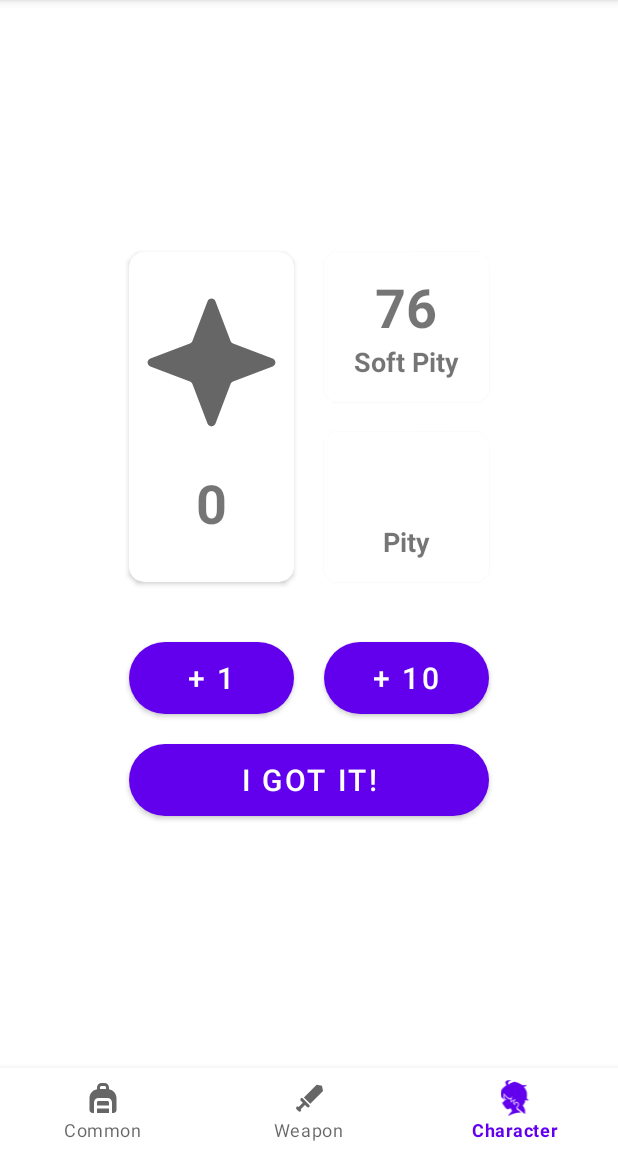
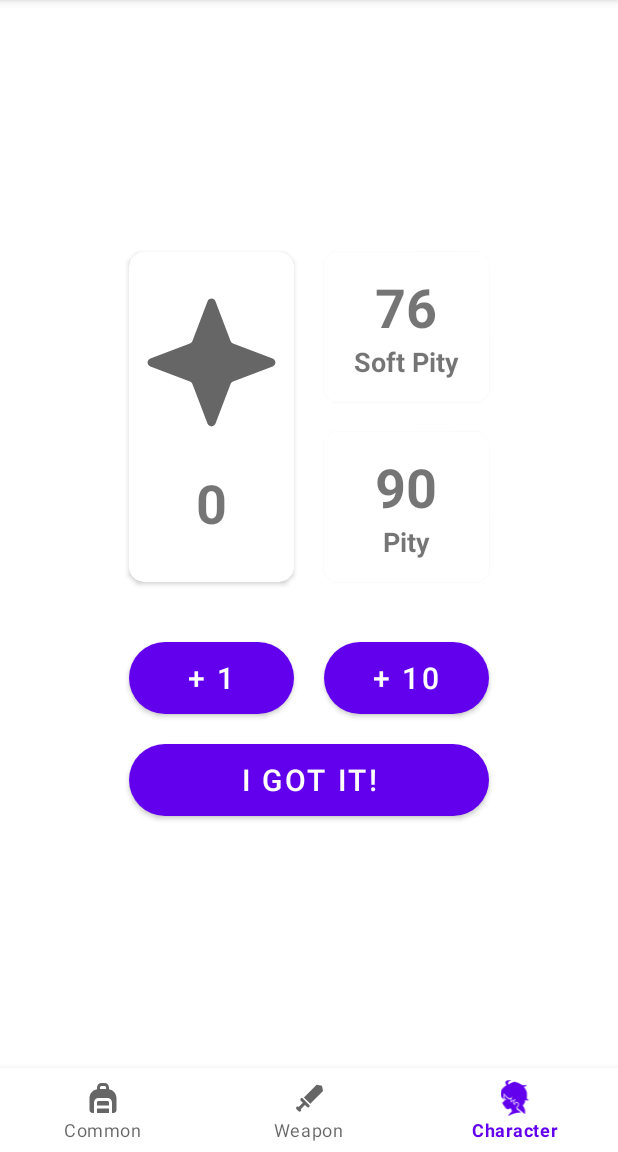
Before and after one commit to duyllyan/Wish_Assistant, an Android app: the screen it shows after launch (MainActivity), item 3 of the bottom bar chosen, on a phone screen of 412 x 824 dp, the part 84-1236 px from its top. Run offline under Robolectric (Android 15) with nearby library versions, the phone set to English and light mode, and no system bars.

Commit message:
Refactor code and add Pity

```diff
--- a/app/src/main/AndroidManifest.xml
+++ b/app/src/main/AndroidManifest.xml
@@ -4,9 +4,9 @@
 
     <application
         android:allowBackup="true"
-        android:icon="@mipmap/ic_launcher"
+        android:icon="@mipmap/ic_wish"
         android:label="@string/app_name"
-        android:roundIcon="@mipmap/ic_launcher_round"
+        android:roundIcon="@mipmap/ic_wish_round"
         android:supportsRtl="true"
         android:theme="@style/Theme.WishAssistant">
         <activity android:name=".MainActivity">
--- a/app/src/main/java/br/com/duyllyan/wishassistant/MainActivity.kt
+++ b/app/src/main/java/br/com/duyllyan/wishassistant/MainActivity.kt
@@ -1,7 +1,10 @@
 package br.com.duyllyan.wishassistant
 
+import android.os.Build
 import androidx.appcompat.app.AppCompatActivity
 import android.os.Bundle
+import android.service.quicksettings.TileService
+import androidx.annotation.RequiresApi
 import androidx.fragment.app.Fragment
 
 private const val KEY = "index"
--- a/app/src/main/java/br/com/duyllyan/wishassistant/WishFragment.kt
+++ b/app/src/main/java/br/com/duyllyan/wishassistant/WishFragment.kt
@@ -1,17 +1,14 @@
 package br.com.duyllyan.wishassistant
 
 import android.os.Bundle
-import androidx.fragment.app.Fragment
 import android.view.LayoutInflater
-import android.view.Menu
 import android.view.View
 import android.view.ViewGroup
 import android.widget.Button
 import android.widget.TextView
+import androidx.fragment.app.Fragment
 import androidx.lifecycle.ViewModelProvider
 import br.com.duyllyan.wishassistant.model.WishRepository
-import com.google.android.material.bottomnavigation.BottomNavigationMenu
-import com.google.android.material.bottomnavigation.BottomNavigationMenuView
 import com.google.android.material.bottomnavigation.BottomNavigationView
 
 private const val KEY_INDEX = "index"
@@ -23,6 +20,7 @@ class WishFragment() : Fragment() {
     lateinit var softPityIndex: TextView
     lateinit var button1: Button
     lateinit var button10: Button
+    lateinit var buttonGotIt: Button
     lateinit var menuBottomNavigation: BottomNavigationView
     lateinit var wishViewModel: WishViewModel
 
@@ -51,59 +49,58 @@ class WishFragment() : Fragment() {
         currentIndex.text = recoveryData.toString()
         softPityIndex = activity!!.findViewById(R.id.soft_pity_index)
         softPityIndex.text = wishViewModel.softPity.toString()
+        pityIndex = activity!!.findViewById(R.id.pity_index)
+        pityIndex.text = wishViewModel.pity.toString()
+
+        buttonGotIt = activity!!.findViewById(R.id.button_got_it)
+        buttonGotIt.setOnClickListener {
+            wishViewModel.apply {
+                resetWishes()
+                updateTextView(currentIndex, softPityIndex, pityIndex)
+                updatePity()
+            }
+        }
+
         menuBottomNavigation = activity!!.findViewById(R.id.menu_bottom_navigation)
         menuBottomNavigation.setOnNavigationItemSelectedListener {
             when (it.itemId) {
                 R.id.ic_common -> wishViewModel.apply {
                     currentValue = commonWish
-                    softPity = if (76 - currentValue > 0) {
-                        76 - currentValue
-                    } else {
-                        0
-                    }
                     currentKey = br.com.duyllyan.wishassistant.model.COMMON_INDEX
+                    updatePity()
                 }
                 R.id.ic_weapon -> wishViewModel.apply {
                     currentValue = weaponWish
-                    softPity = if (76 - currentValue > 0) {
-                        76 - currentValue
-                    } else {
-                        0
-                    }
                     currentKey = br.com.duyllyan.wishassistant.model.WEAPON_INDEX
+                    updatePity()
                 }
                 R.id.ic_character -> wishViewModel.apply {
                     currentValue = characterWish
-                    softPity = if (76 - currentValue > 0) {
-                    76 - currentValue
-                } else {
-                    0
-                }
                     currentKey = br.com.duyllyan.wishassistant.model.CHAR_INDEX
+                    updatePity()
                 }
             }
-            updateTextView()
+            wishViewModel.updateTextView(currentIndex, softPityIndex, pityIndex)
             true
         }
 
         button1 = activity!!.findViewById(R.id.button_1)
         button1.setOnClickListener {
-            wishViewModel.addWishes(1)
-            updateTextView()
+            wishViewModel.apply {
+                addWishes(1, requireContext())
+                updateTextView(currentIndex, softPityIndex, pityIndex)
+            }
         }
 
         button10 = activity!!.findViewById(R.id.button_10)
         button10.setOnClickListener {
-            wishViewModel.addWishes(10)
-            updateTextView()
+            wishViewModel.apply {
+                addWishes(10, requireContext())
+                updateTextView(currentIndex, softPityIndex, pityIndex)
+            }
         }
-
     }
 
-    private fun updateTextView() {
-        currentIndex.text = wishViewModel.currentValue.toString()
-        softPityIndex.text = wishViewModel.softPity.toString()
-    }
 
     override fun onSaveInstanceState(outState: Bundle) {
         super.onSaveInstanceState(outState)
--- a/app/src/main/java/br/com/duyllyan/wishassistant/WishViewModel.kt
+++ b/app/src/main/java/br/com/duyllyan/wishassistant/WishViewModel.kt
@@ -1,6 +1,8 @@
 package br.com.duyllyan.wishassistant
 
 import android.content.Context
+import android.widget.TextView
+import android.widget.Toast
 import androidx.lifecycle.ViewModel
 import androidx.lifecycle.ViewModelProvider
 import br.com.duyllyan.wishassistant.model.WishRepository
@@ -9,6 +11,7 @@ private const val KEY = "br.com.duyllyan.wishassistant.wishes"
 private const val WEAPON_INDEX = "weapon_index"
 private const val COMMON_INDEX = "common_index"
 private const val CHAR_INDEX = "char_index"
+private const val softPityDifference = 14
 
 class WishViewModel(private val repository: WishRepository): ViewModel() {
 
@@ -18,25 +21,96 @@ class WishViewModel(private val repository: WishRepository): ViewModel() {
 
     var currentKey = COMMON_INDEX
     var currentValue = commonWish
-    var softPity = if (76 - currentValue > 0) {
-        76 - currentValue
-    } else {
-        0
+    var softPity = getSoftPity()
+    var pity = getPity()
+
+    fun resetWishes() {
+        when (currentKey) {
+            COMMON_INDEX -> commonWish = 0
+            WEAPON_INDEX -> weaponWish = 0
+            CHAR_INDEX -> characterWish = 0
+        }
+        currentValue = 0
+        softPity = getSoftPity()
+        pity = getPity()
+        repository.setWishes(commonWish, weaponWish, characterWish)
+
     }
 
-    fun addWishes(quantity: Int) {
+    fun addWishes(quantity: Int, context: Context) {
+        /*if (currentValue + quantity >= 90) {
+            when (currentKey) {
+                COMMON_INDEX -> commonWish += quantity - 90
+                WEAPON_INDEX -> weaponWish += quantity - 90
+                CHAR_INDEX -> characterWish += quantity - 90
+            }
+            currentValue += quantity - 90
+        } else {
+            when (currentKey) {
+                COMMON_INDEX -> commonWish += quantity
+                WEAPON_INDEX -> weaponWish += quantity
+                CHAR_INDEX -> characterWish += quantity
+            }
+            currentValue += quantity
+        }*/
         when (currentKey) {
-            COMMON_INDEX -> commonWish += quantity
-            WEAPON_INDEX -> weaponWish += quantity
-            CHAR_INDEX -> characterWish += quantity
+            COMMON_INDEX -> commonWish += verifyPity(quantity, 90)
+            WEAPON_INDEX -> weaponWish += verifyPity(quantity, 80)
+            CHAR_INDEX -> characterWish += verifyPity(quantity, 90)
         }
+/*        if (pity == 0) {
+            Toast.makeText(context, "Teste", Toast.LENGTH_SHORT).show()
+        }*/
+        repository.setWishes(commonWish, weaponWish, characterWish)
+    }
+
+    private fun verifyPity(quantity: Int, pityValue: Int) = if (currentValue + quantity >= pityValue) {
+        currentValue += quantity - pityValue
+        softPity = getPityValue(pityValue)
+        pity = getPityValue(pityValue)
+        quantity - pityValue
+    } else {
         currentValue += quantity
-        softPity = if (76 - currentValue > 0) {
-            76 - currentValue
+        softPity = getPityValue(pityValue)
+        pity = getPityValue(pityValue)
+        quantity
+    }
+
+    fun updateTextView(currentWish: TextView, currentSoftPity: TextView, currentPity: TextView) {
+        currentWish.text = currentValue.toString()
+        currentSoftPity.text = softPity.toString()
+        currentPity.text = pity.toString()
+    }
+
+    private fun getPityValue(pityValue : Int) : Int {
+        return if (pityValue - currentValue > 0) {
+            pityValue - currentValue
         } else {
             0
         }
-        repository.setWishes(commonWish, weaponWish, characterWish)
+    }
+
+    fun updatePity() {
+        pity = getPityValue(verifyPity())
+        softPity = getPityValue(verifySoftPity())
+    }
+
+    @JvmName("getSoftPity1")
+    fun getSoftPity() : Int {
+        return getPityValue(verifySoftPity())
+    }
+
+    private fun verifySoftPity() = verifyPity() - softPityDifference
+
+    @JvmName("getPity1")
+    fun getPity() : Int {
+        return getPityValue(verifyPity())
+    }
+
+    private fun verifyPity() = if (currentKey == WEAPON_INDEX) {
+        80
+    } else {
+        90
     }
 
     class WishViewModelFactory(private val repository: WishRepository)  : ViewModelProvider.Factory {
--- /dev/null
+++ b/app/src/main/res/drawable/ic_wish_foreground.xml
@@ -0,0 +1,14 @@
+<vector xmlns:android="http://schemas.android.com/apk/res/android"
+    android:width="108dp"
+    android:height="108dp"
+    android:viewportWidth="108"
+    android:viewportHeight="108">
+  <group android:scaleX="0.6"
+      android:scaleY="0.6"
+      android:translateX="27"
+      android:translateY="27">
+    <path
+        android:pathData="M42.1964,2.3628C43.1775,-0.2137 46.8225,-0.2137 47.8036,2.3628L58.3098,29.9541C58.6144,30.7539 59.2461,31.3856 60.0459,31.6902L87.6372,42.1964C90.2137,43.1775 90.2137,46.8225 87.6372,47.8036L60.0459,58.3098C59.2461,58.6144 58.6144,59.2461 58.3098,60.0459L47.8036,87.6372C46.8225,90.2137 43.1775,90.2137 42.1964,87.6372L31.6902,60.0459C31.3856,59.2461 30.7539,58.6144 29.9541,58.3098L2.3628,47.8036C-0.2137,46.8225 -0.2137,43.1775 2.3628,42.1964L29.9541,31.6902C30.7539,31.3856 31.3856,30.7539 31.6902,29.9541L42.1964,2.3628Z"
+        android:fillColor="#C4C4C4"/>
+  </group>
+</vector>
--- /dev/null
+++ b/app/src/main/res/mipmap-anydpi-v26/ic_wish.xml
@@ -0,0 +1,5 @@
+<?xml version="1.0" encoding="utf-8"?>
+<adaptive-icon xmlns:android="http://schemas.android.com/apk/res/android">
+    <background android:drawable="@color/ic_wish_background"/>
+    <foreground android:drawable="@drawable/ic_wish_foreground"/>
+</adaptive-icon>
--- /dev/null
+++ b/app/src/main/res/mipmap-anydpi-v26/ic_wish_round.xml
@@ -0,0 +1,5 @@
+<?xml version="1.0" encoding="utf-8"?>
+<adaptive-icon xmlns:android="http://schemas.android.com/apk/res/android">
+    <background android:drawable="@color/ic_wish_background"/>
+    <foreground android:drawable="@drawable/ic_wish_foreground"/>
+</adaptive-icon>
--- /dev/null
+++ b/app/src/main/res/values/ic_wish_background.xml
@@ -0,0 +1,4 @@
+<?xml version="1.0" encoding="utf-8"?>
+<resources>
+    <color name="ic_wish_background">#28318F</color>
+</resources>
```
Also changed, not shown: app/src/main/ic_wish-playstore.png (added), app/src/main/res/mipmap-hdpi/ic_wish.png (added), app/src/main/res/mipmap-hdpi/ic_wish_round.png (added), app/src/main/res/mipmap-mdpi/ic_wish.png (added), app/src/main/res/mipmap-mdpi/ic_wish_round.png (added), app/src/main/res/mipmap-xhdpi/ic_wish.png (added), app/src/main/res/mipmap-xhdpi/ic_wish_round.png (added), app/src/main/res/mipmap-xxhdpi/ic_wish.png (added), app/src/main/res/mipmap-xxhdpi/ic_wish_round.png (added), app/src/main/res/mipmap-xxxhdpi/ic_wish.png (added), app/src/main/res/mipmap-xxxhdpi/ic_wish_round.png (added).
